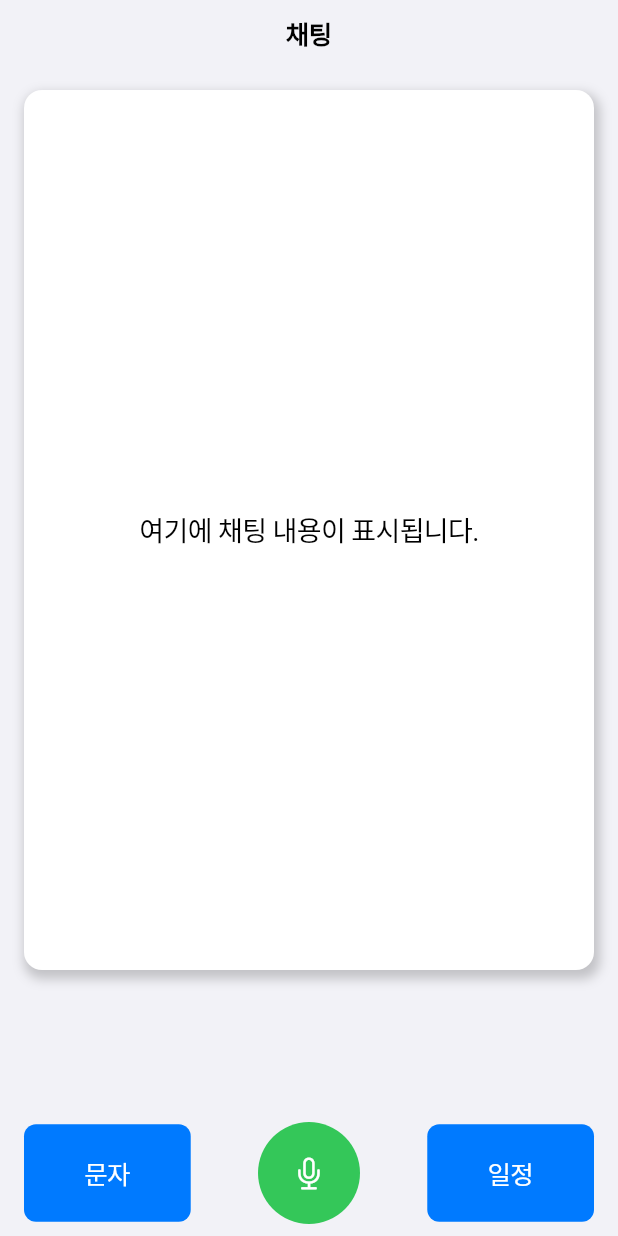
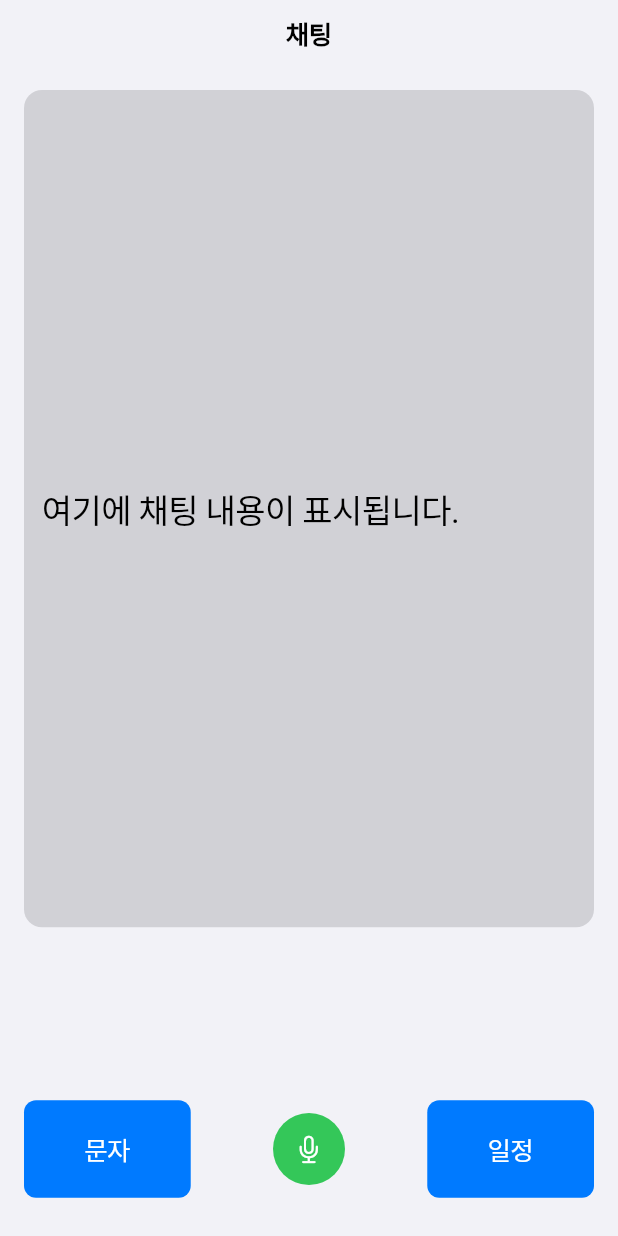
Before and after one commit to SKT-FLY/bbd_fe, a Flutter app: the screen it shows after launch, on a phone screen of 412 x 824 dp. Run offline on Flutter 3.47's test engine with Material 3 defaults, Android fonts, the phone set to English and light mode, and no system bars; our stand-ins replace flutter_tts, permission_handler, speech_to_text.

Commit message:
Feat:timer.ver stt chat

```diff
--- a/lib/chat_screen.dart
+++ b/lib/chat_screen.dart
@@ -103,27 +103,19 @@ class _ChatScreenState extends State<ChatScreen> {
           children: <Widget>[
             // 채팅 내용을 보여주는 큰 위젯
             Expanded(
-              flex: 8,
-              child: Center(
+              flex:8,
+              child: Padding(
+                padding: const EdgeInsets.all(16.0),
                 child: Container(
-                  margin: const EdgeInsets.all(16.0),
+                  alignment: Alignment.centerLeft,
+                  padding: const EdgeInsets.all(12.0),
                   decoration: BoxDecoration(
-                    color: CupertinoColors.white, // 챗 박스의 배경색을 흰색으로 설정
+                    color: CupertinoColors.systemGrey4,
                     borderRadius: BorderRadius.circular(12.0),
-                    boxShadow: [
-                      BoxShadow(
-                        color: Colors.black.withOpacity(0.2), // 그림자 색상 및 투명도 설정
-                        spreadRadius: 2, // 그림자의 퍼짐 정도
-                        blurRadius: 6, // 그림자의 블러링 정도
-                        offset: Offset(2, 4), // 그림자의 위치 (x, y)
-                      ),
-                    ],
                   ),
-                  alignment: Alignment.center,
                   child: Text(
-                    _text,
-                    style: TextStyle(fontSize: 18),
-                    textAlign: TextAlign.center,
+                    _text.isEmpty ? 'Listening...' : _text,
+                    style: TextStyle(fontSize: 22.0, color: CupertinoColors.black),
                   ),
                 ),
               ),
@@ -161,8 +153,8 @@ class _ChatScreenState extends State<ChatScreen> {
                     flex: 13,
                     child: Padding(
                       padding: const EdgeInsets.symmetric(horizontal: 4.0),
-                      child: GestureDetector(
-                        onTap: _listen, // 음성 입력 버튼 클릭 시 STT 사용
+                      child: CupertinoButton(
+                        onPressed: _listen, // 음성 입력 버튼 클릭 시 STT 사용
                         child: Container(
                           width: 48.0,
                           height: 68.0,
```
Also changed, not shown: 1 other file.
